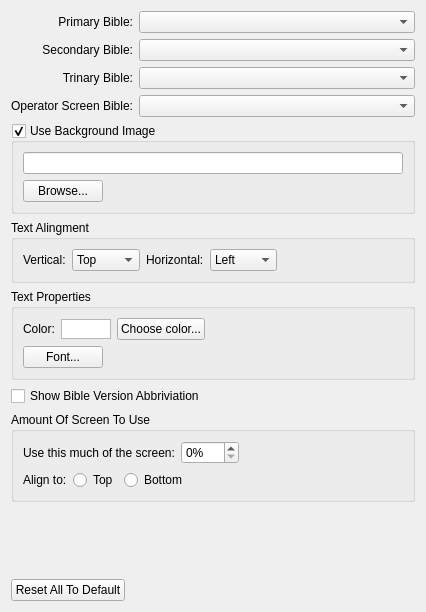
First picture: the form in src/biblesettingwidget.ui, repository SoftProjector/src, before the edit.
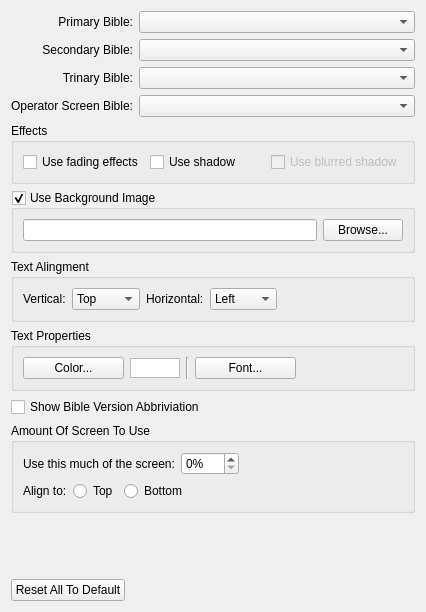
Second picture: the form after the edit.

Commit message: Color selection bug fix Moved all text rendering from softprojectortor displayscreen

The edit to the form file:
```diff
--- a/src/biblesettingwidget.ui
+++ b/src/biblesettingwidget.ui
@@ -13,8 +13,8 @@
   <property name="windowTitle">
    <string>Form</string>
   </property>
-  <layout class="QGridLayout" name="gridLayout_5">
-   <item row="0" column="0">
+  <layout class="QVBoxLayout" name="verticalLayout">
+   <item>
     <layout class="QGridLayout" name="gridLayout_4">
      <item row="0" column="0">
       <widget class="QLabel" name="label_primaryBible">
@@ -101,7 +101,49 @@
      </item>
     </layout>
    </item>
-   <item row="1" column="0">
+   <item>
+    <widget class="QGroupBox" name="groupBoxEffects">
+     <property name="title">
+      <string>Effects</string>
+     </property>
+     <layout class="QHBoxLayout" name="horizontalLayout_4">
+      <item>
+       <widget class="QCheckBox" name="checkBox_useFading">
+        <property name="toolTip">
+         <string>If checked, when switching displayed text, fades the old text out and fades the new text in .</string>
+        </property>
+        <property name="text">
+         <string>Use fading effects</string>
+        </property>
+       </widget>
+      </item>
+      <item>
+       <widget class="QCheckBox" name="checkBox_useShadow">
+        <property name="toolTip">
+         <string>Useful when using a wallpaper image. Displays a fancy shadow effect.</string>
+        </property>
+        <property name="text">
+         <string>Use shadow</string>
+        </property>
+       </widget>
+      </item>
+      <item>
+       <widget class="QCheckBox" name="checkBox_useBlurredShadow">
+        <property name="enabled">
+         <bool>false</bool>
+        </property>
+        <property name="toolTip">
+         <string>Useful when using a wallpaper image. Displays a fancy shadow effect.</string>
+        </property>
+        <property name="text">
+         <string>Use blurred shadow</string>
+        </property>
+       </widget>
+      </item>
+     </layout>
+    </widget>
+   </item>
+   <item>
     <widget class="QGroupBox" name="groupBox_Background">
      <property name="title">
       <string>Use Background Image</string>
@@ -109,16 +151,14 @@
      <property name="checkable">
       <bool>true</bool>
      </property>
-     <layout class="QGridLayout" name="gridLayout_2">
-      <item row="0" column="0">
+     <layout class="QHBoxLayout" name="horizontalLayout_5">
+      <item>
        <widget class="QLineEdit" name="lineEdit_BackPath">
         <property name="readOnly">
          <bool>true</bool>
         </property>
        </widget>
       </item>
-      <item row="1" column="0">
-       <layout class="QHBoxLayout" name="horizontalLayout_8">
         <item>
          <widget class="QPushButton" name="button_BrowseBackground">
           <property name="text">
@@ -126,25 +166,10 @@
           </property>
          </widget>
         </item>
-        <item>
-         <spacer name="horizontalSpacer_4">
-          <property name="orientation">
-           <enum>Qt::Horizontal</enum>
-          </property>
-          <property name="sizeHint" stdset="0">
-           <size>
-            <width>40</width>
-            <height>20</height>
-           </size>
-          </property>
-         </spacer>
-        </item>
-       </layout>
-      </item>
      </layout>
     </widget>
    </item>
-   <item row="2" column="0">
+   <item>
     <widget class="QGroupBox" name="groupBox_textAlingment">
      <property name="title">
       <string>Text Alingment</string>
@@ -218,23 +243,27 @@
      </layout>
     </widget>
    </item>
-   <item row="3" column="0">
+   <item>
     <widget class="QGroupBox" name="groupBox_textProperties">
      <property name="title">
       <string>Text Properties</string>
      </property>
-     <layout class="QGridLayout" name="gridLayout_3">
-      <item row="0" column="0">
-       <layout class="QHBoxLayout" name="horizontalLayout_10">
+     <layout class="QHBoxLayout" name="horizontalLayout_6">
         <item>
-         <widget class="QLabel" name="label_color">
+       <widget class="QPushButton" name="button_textColor">
           <property name="text">
-           <string>Color:</string>
+         <string>Color...</string>
           </property>
          </widget>
         </item>
         <item>
          <widget class="QGraphicsView" name="graphicView_textColor">
+        <property name="sizePolicy">
+         <sizepolicy hsizetype="Fixed" vsizetype="Fixed">
+          <horstretch>0</horstretch>
+          <verstretch>0</verstretch>
+         </sizepolicy>
+        </property>
           <property name="minimumSize">
            <size>
             <width>50</width>
@@ -250,29 +279,12 @@
          </widget>
         </item>
         <item>
-         <widget class="QPushButton" name="button_textColor">
-          <property name="text">
-           <string>Choose color...</string>
-          </property>
-         </widget>
-        </item>
-        <item>
-         <spacer name="horizontalSpacer_6">
+       <widget class="Line" name="line">
           <property name="orientation">
-           <enum>Qt::Horizontal</enum>
-          </property>
-          <property name="sizeHint" stdset="0">
-           <size>
-            <width>40</width>
-            <height>20</height>
-           </size>
-          </property>
-         </spacer>
-        </item>
-       </layout>
-      </item>
-      <item row="1" column="0">
-       <layout class="QHBoxLayout" name="horizontalLayout_11">
+         <enum>Qt::Vertical</enum>
+        </property>
+       </widget>
+      </item>
         <item>
          <widget class="QPushButton" name="button_font">
           <property name="text">
@@ -281,31 +293,29 @@
          </widget>
         </item>
         <item>
-         <spacer name="horizontalSpacer_7">
-          <property name="orientation">
-           <enum>Qt::Horizontal</enum>
-          </property>
-          <property name="sizeHint" stdset="0">
-           <size>
-            <width>40</width>
-            <height>20</height>
-           </size>
-          </property>
-         </spacer>
-        </item>
-       </layout>
-      </item>
-     </layout>
+       <widget class="QLabel" name="label_font">
+        <property name="sizePolicy">
+         <sizepolicy hsizetype="Minimum" vsizetype="Preferred">
+          <horstretch>0</horstretch>
+          <verstretch>0</verstretch>
+         </sizepolicy>
+        </property>
+        <property name="wordWrap">
+         <bool>true</bool>
+        </property>
+       </widget>
+      </item>
+     </layout>
     </widget>
    </item>
-   <item row="4" column="0">
+   <item>
     <widget class="QCheckBox" name="checkBox_abbiviations">
      <property name="text">
       <string>Show Bible Version Abbriviation</string>
      </property>
     </widget>
    </item>
-   <item row="5" column="0">
+   <item>
     <widget class="QGroupBox" name="groupBox_maxScreen">
      <property name="title">
       <string>Amount Of Screen To Use</string>
@@ -392,7 +402,7 @@
      </layout>
     </widget>
    </item>
-   <item row="6" column="0">
+   <item>
     <spacer name="verticalSpacer">
      <property name="orientation">
       <enum>Qt::Vertical</enum>
@@ -400,12 +410,12 @@
      <property name="sizeHint" stdset="0">
       <size>
        <width>20</width>
-       <height>90</height>
+       <height>103</height>
       </size>
      </property>
     </spacer>
    </item>
-   <item row="7" column="0">
+   <item>
     <layout class="QHBoxLayout" name="horizontalLayout_3">
      <item>
       <widget class="QPushButton" name="pushButton_default">
```
Lines whose indentation alone changed are shown as unchanged. The commit also changes 25 other files.
